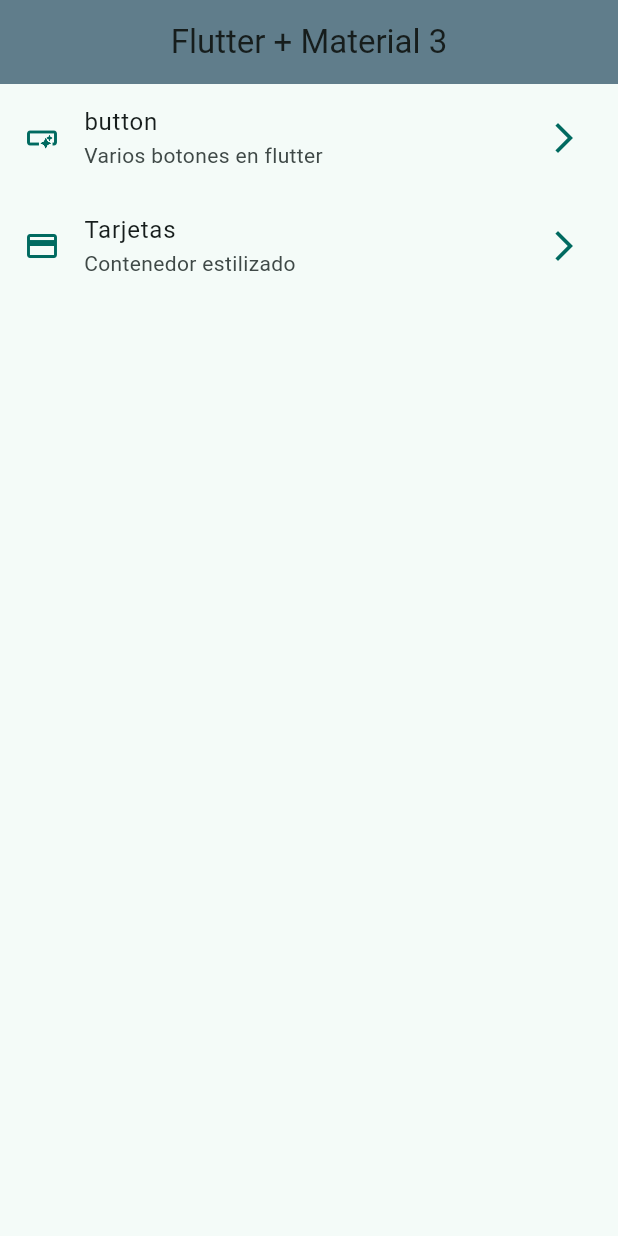
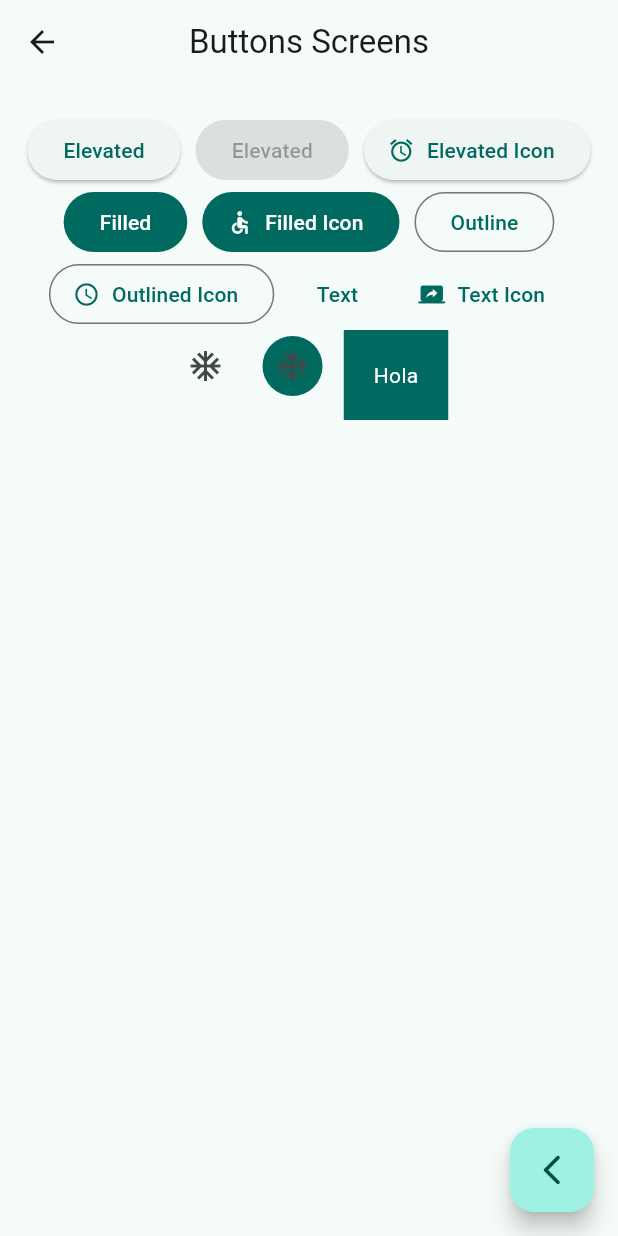
Before and after one commit to ricardo0ac/widgets_app, a Flutter app: the screen it shows after launch, after a tap on "button", on a phone screen of 412 x 824 dp. Run offline on Flutter 3.47's test engine with Material 2 defaults, Android fonts, the phone set to English and light mode, and no system bars; our stand-ins replace go_router.

Commit message:
buttons screen finish

```diff
--- a/lib/config/menu/menu_items.dart
+++ b/lib/config/menu/menu_items.dart
@@ -17,13 +17,13 @@ const appMenuItems = <MenuItem>[
   MenuItem(
     title: 'button',
     subTitle: 'Varios botones en flutter',
-    link: '/link',
+    link: '/buttons',
     icon: Icons.smart_button_outlined),
 
 
     MenuItem(
       title: 'Tarjetas',
       subTitle: 'Contenedor estilizado',
-      link: '/card',
+      link: '/cards',
       icon: Icons.credit_card)
 ];
--- /dev/null
+++ b/lib/config/router/app_router.dart
@@ -0,0 +1,21 @@
+import 'package:go_router/go_router.dart';
+
+import '../../presentation/screens/screens.dart';
+
+// GoRouter configuration
+final appRouter = GoRouter(
+  routes: [
+    GoRoute(
+      path: '/',
+      builder: (context, state) => const HomeScreen(),
+    ),
+    GoRoute(
+      path: '/buttons',
+      builder: (context, state) => const ButtonsScreen(),
+    ),
+    GoRoute(
+      path: '/cards',
+      builder: (context, state) => const CardsScreen(),
+    ),
+  ],
+);
--- a/lib/main.dart
+++ b/lib/main.dart
@@ -1,6 +1,7 @@
 import 'package:flutter/material.dart';
+import 'package:widgets_app/config/router/app_router.dart';
 import 'package:widgets_app/config/theme/app_theme.dart';
-import 'package:widgets_app/presentation/screens/home/home_screen.dart';
+
 
 void main() {
   runApp(const MainApp());
@@ -11,10 +12,10 @@ class MainApp extends StatelessWidget {
 
   @override
   Widget build(BuildContext context) {
-    return  MaterialApp(
+    return  MaterialApp.router(
+      routerConfig: appRouter,
       debugShowCheckedModeBanner: false,
       theme: AppTheme(selectedColor: 2).getTheme(),
-      home:  const HomeScreen()
     );
   }
 }
--- /dev/null
+++ b/lib/presentation/screens/buttons/buttons_screen.dart
@@ -0,0 +1,98 @@
+import 'package:flutter/material.dart';
+import 'package:go_router/go_router.dart';
+import 'package:widgets_app/config/theme/app_theme.dart';
+
+class ButtonsScreen extends StatelessWidget {
+  const ButtonsScreen({super.key});
+
+  @override
+  Widget build(BuildContext context) {
+    return Scaffold(
+      appBar: AppBar(
+        title: const Text('Buttons Screens'),
+      ),
+      body: const _buttonsViews(),
+      floatingActionButton: FloatingActionButton(
+        child: const Icon(Icons.arrow_back_ios_new_rounded),
+        onPressed: () {
+          context.pop();
+        },
+      ),
+    );
+  }
+}
+
+class _buttonsViews extends StatelessWidget {
+  const _buttonsViews();
+
+  @override
+  Widget build(BuildContext context) {
+
+    final colors = Theme.of(context).colorScheme;
+    return  SizedBox(
+      width: double.infinity,
+      child: Padding(
+        padding: const EdgeInsets.symmetric(horizontal: 10, vertical: 20),
+        child: Wrap(
+          spacing: 10,
+          alignment: WrapAlignment.center,
+          children: [
+            ElevatedButton(onPressed: () {}, child: const Text('Elevated')),
+            const ElevatedButton(onPressed: null, child: Text('Elevated')),
+            ElevatedButton.icon(
+              onPressed: (){},
+              icon: const Icon(Icons.access_alarms_outlined),
+              label: const Text('Elevated Icon')),
+
+              FilledButton(onPressed: (){},
+              child: const Text('Filled'),
+              ),
+
+              FilledButton.icon(onPressed: (){}, icon: const Icon(Icons.accessible), label: const Text('Filled Icon')),
+
+              OutlinedButton(onPressed: (){}, child: const Text('Outline')),
+              OutlinedButton.icon(onPressed: (){}, icon: const Icon(Icons.schedule), label: const Text('Outlined Icon')),
+              TextButton(onPressed: (){}, child: const Text('Text')),
+
+              TextButton.icon(onPressed: (){}, icon: const Icon(Icons.screen_share_rounded), label: const Text('Text Icon')),
+
+              IconButton(onPressed: (){}, icon: const Icon(Icons.ac_unit_sharp)),
+              IconButton(onPressed: (){}, icon: const Icon(Icons.ac_unit),
+                          style: ButtonStyle(
+                            backgroundColor: MaterialStatePropertyAll(colors.primary)
+                          ),
+              ),
+               const customButtons()
+
+
+
+            ],
+        ),
+      ),
+    );
+  }
+}
+
+class customButtons extends StatelessWidget {
+
+  const customButtons({super.key});
+
+  @override
+  Widget build(BuildContext context) {
+    final colors = Theme.of(context).colorScheme;
+
+    return  ClipRRect(
+      child: Material(
+        color: colors.primary,
+        child: InkWell(
+          onTap: (){},
+          child: const Padding(
+            padding: EdgeInsets.symmetric(horizontal: 20, vertical: 20),
+            child: Text('Hola', style: TextStyle(color: Colors.white),),
+          ),
+        ),
+
+      ),
+    );
+  }
+}
--- /dev/null
+++ b/lib/presentation/screens/cards/cards_screen.dart
@@ -0,0 +1,15 @@
+import 'package:flutter/material.dart';
+
+class CardsScreen extends StatelessWidget {
+  const CardsScreen({super.key});
+
+  @override
+  Widget build(BuildContext context) {
+    return Scaffold(
+      appBar: AppBar(
+        title: const Text('Cards Screens'),
+      ),
+      body: const Placeholder(),
+    );
+  }
+}
--- a/lib/presentation/screens/home/home_screen.dart
+++ b/lib/presentation/screens/home/home_screen.dart
@@ -1,4 +1,5 @@
 import 'package:flutter/material.dart';
+import 'package:go_router/go_router.dart';
 import 'package:widgets_app/config/menu/menu_items.dart';
 
 class HomeScreen extends StatelessWidget {
@@ -44,14 +45,25 @@ class _CustomListTile extends StatelessWidget {
     final colors = Theme.of(context).colorScheme;
 
     return ListTile(
-      leading: Icon(menuItem.icon, color: colors.primary,),
-      trailing: Icon(Icons.arrow_forward_ios, color: colors.primary,),
+      leading: Icon(
+        menuItem.icon,
+        color: colors.primary,
+      ),
+      trailing: Icon(
+        Icons.arrow_forward_ios,
+        color: colors.primary,
+      ),
       title: Text(menuItem.title),
       subtitle: Text(menuItem.subTitle),
       onTap: () {
-
+/*
+            Navigator.of(context).push(
+        MaterialPageRoute(
+          builder: (context) => const ButtonsScreen(),
+        ),
+      );*/
+        context.push(menuItem.link);
       },
-      //TODO: navegar a otro pantalla
     );
   }
 }
--- /dev/null
+++ b/lib/presentation/screens/screens.dart
@@ -0,0 +1,3 @@
+export 'package:widgets_app/presentation/screens/buttons/buttons_screen.dart';
+export 'package:widgets_app/presentation/screens/cards/cards_screen.dart';
+export 'package:widgets_app/presentation/screens/home/home_screen.dart';
--- a/pubspec.yaml
+++ b/pubspec.yaml
@@ -9,11 +9,12 @@ environment:
 dependencies:
   flutter:
     sdk: flutter
+  go_router: ^12.0.1
 
 dev_dependencies:
+  flutter_lints: ^2.0.0
   flutter_test:
     sdk: flutter
-  flutter_lints: ^2.0.0
 
 flutter:
   uses-material-design: true
```
Also changed, not shown: pubspec.lock.
